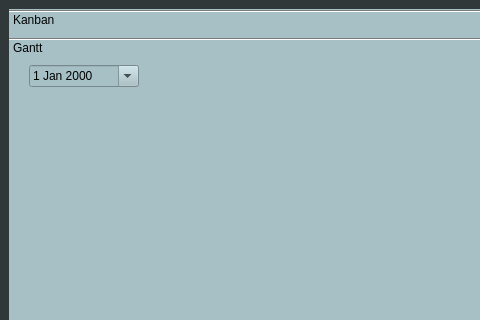
MaximeAeva/TheEfficientGuy, file mainwindow.ui: the form before one commit; both pictures show x 0 to 480 and y 0 to 320 of the 800 by 600 pixel window.
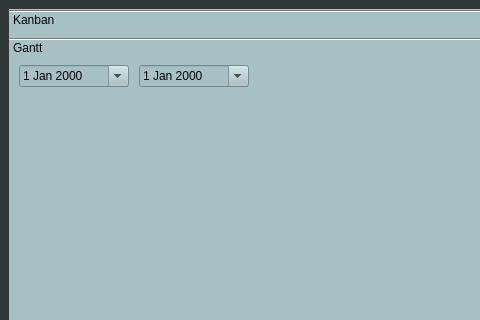
The form after the commit.

Commit message: Display gantt by priority, add a available bar, add a state bar in task (include color, remaining to deadline and spent hours), remove possibility to set several task in a same hour

Patch:
```diff
--- a/mainwindow.ui
+++ b/mainwindow.ui
@@ -55,7 +55,20 @@
        <widget class="QDateEdit" name="displayTo">
         <property name="geometry">
          <rect>
-          <x>20</x>
+          <x>130</x>
+          <y>0</y>
+          <width>110</width>
+          <height>22</height>
+         </rect>
+        </property>
+        <property name="calendarPopup">
+         <bool>true</bool>
+        </property>
+       </widget>
+       <widget class="QDateEdit" name="displayFrom">
+        <property name="geometry">
+         <rect>
+          <x>10</x>
           <y>0</y>
           <width>110</width>
           <height>22</height>
```
The commit also changes 8 other files.
